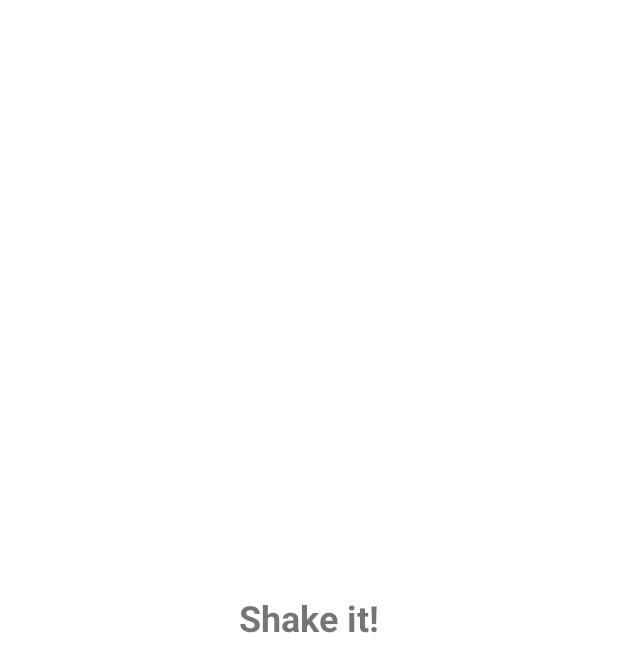
After one commit to nourchene7dridi/GameApp, an Android app built with Jetpack Compose: the ShakeItGame screen opened directly, with no data from a screen before it, on a phone screen of 412 x 824 dp. The commit adds this screen. Shown: the top 672 px of the screen. Run offline under Robolectric (Android 15) with nearby library versions, the phone set to English and light mode, and no system bars.

Commit message:
V1 Shake It

```diff
--- a/app/src/main/AndroidManifest.xml
+++ b/app/src/main/AndroidManifest.xml
@@ -22,6 +22,9 @@
             android:name=".SOLO.CatchMe.CatchMeGame"
             android:exported="false" />
         <activity
+            android:name=".SOLO.ShakeIt.ShakeItGame"
+            android:exported="false" />
+        <activity
             android:name=".SOLO.GameListActivity"
             android:exported="true" />
 
--- /dev/null
+++ b/app/src/main/java/com/example/gameapp/SOLO/ShakeIt/ShakeItGame.kt
@@ -0,0 +1,82 @@
+package com.example.gameapp.SOLO.ShakeIt
+
+import android.os.*
+import android.widget.TextView
+import androidx.activity.ComponentActivity
+import com.example.gameapp.R
+import kotlin.math.sqrt
+import android.hardware.Sensor
+import android.hardware.SensorEvent
+import android.hardware.SensorEventListener
+import android.hardware.SensorManager
+
+
+class ShakeItGame : ComponentActivity() {
+
+    private lateinit var sensorManager: SensorManager
+    private lateinit var shakeText: TextView
+    private var shakeCount = 0
+    private var startTime: Long = 0
+    private var gameRunning = false
+
+    private val shakeThreshold = 12f // À ajuster selon les tests
+
+    private val sensorListener = object : SensorEventListener {
+        override fun onSensorChanged(event: SensorEvent) {
+            if (!gameRunning) return
+
+            val x = event.values[0]
+            val y = event.values[1]
+            val z = event.values[2]
+
+            val acceleration = sqrt(x * x + y * y + z * z)
+            if (acceleration > shakeThreshold) {
+                shakeCount++
+                shakeText.text = "Shake count: $shakeCount"
+            }
+        }
+
+        override fun onAccuracyChanged(sensor: Sensor?, accuracy: Int) {}
+    }
+
+    override fun onCreate(savedInstanceState: Bundle?) {
+        super.onCreate(savedInstanceState)
+        setContentView(R.layout.shake_it)
+
+        shakeText = findViewById(R.id.shakeText)
+        sensorManager = getSystemService(SENSOR_SERVICE) as SensorManager
+
+        startGame()
+    }
+
+    private fun startGame() {
+        shakeCount = 0
+        gameRunning = true
+        startTime = System.currentTimeMillis()
+        shakeText.text = "Shake it!"
+
+        val accelerometer = sensorManager.getDefaultSensor(Sensor.TYPE_ACCELEROMETER)
+        sensorManager.registerListener(sensorListener, accelerometer, SensorManager.SENSOR_DELAY_UI)
+
+        Handler(Looper.getMainLooper()).postDelayed({
+            gameRunning = false
+            sensorManager.unregisterListener(sensorListener)
+            shakeText.text = "Temps écoulé ! Score: $shakeCount"
+        }, 10000) // 10 secondes
+    }
+
+    override fun onPause() {
+        super.onPause()
+        if (gameRunning) {
+            sensorManager.unregisterListener(sensorListener)
+        }
+    }
+
+    override fun onResume() {
+        super.onResume()
+        if (gameRunning) {
+            val accelerometer = sensorManager.getDefaultSensor(Sensor.TYPE_ACCELEROMETER)
+            sensorManager.registerListener(sensorListener, accelerometer, SensorManager.SENSOR_DELAY_UI)
+        }
+    }
+}
--- /dev/null
+++ b/app/src/main/res/layout/shake_it.xml
@@ -0,0 +1,17 @@
+<?xml version="1.0" encoding="utf-8"?>
+<RelativeLayout xmlns:android="http://schemas.android.com/apk/res/android"
+    android:id="@+id/shakeItLayout"
+    android:layout_width="match_parent"
+    android:layout_height="match_parent"
+    android:padding="24dp"
+    android:background="@android:color/white">
+
+    <TextView
+        android:id="@+id/shakeText"
+        android:layout_width="wrap_content"
+        android:layout_height="wrap_content"
+        android:text="Secoue !"
+        android:textSize="24sp"
+        android:textStyle="bold"
+        android:layout_centerInParent="true" />
+</RelativeLayout>
```
Also changed, not shown: app/src/main/java/com/example/gameapp/SOLO/GameListSOLOActivity.kt (+6 -1 lines).
